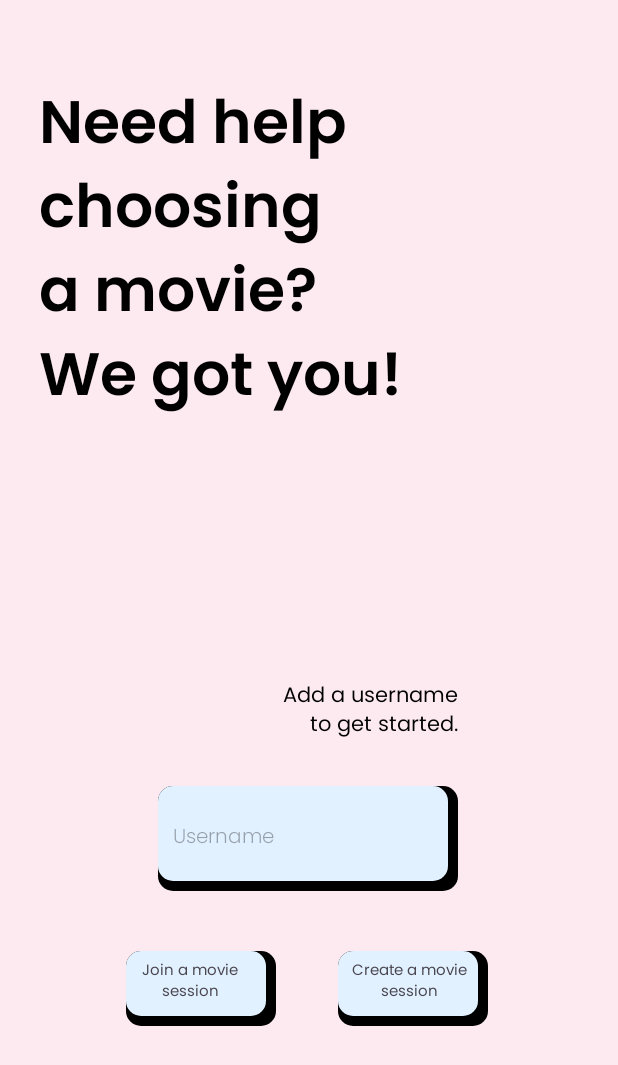
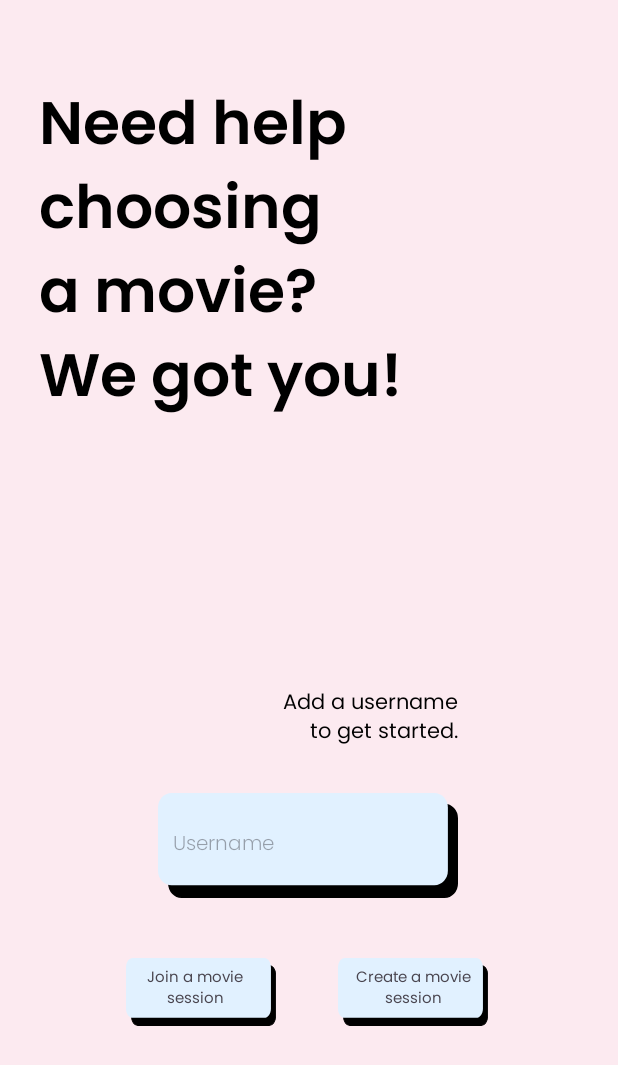
Before and after one commit to vivekperbhoo/AliceHacksProject, an Android app: the screen it shows after launch (StartActivity), on a phone screen of 412 x 824 dp. Shown: the top 1065 px of the screen. Run offline under Robolectric (Android 15) with nearby library versions, the phone set to English and light mode, and no system bars; our stand-ins replace Firebase (no records; nobody signed in at launch, a user with empty details on screens opened directly).

Commit message:
Added drawable

```diff
--- a/MovieSelector/app/src/main/java/com/example/movieselector/StartActivity.java
+++ b/MovieSelector/app/src/main/java/com/example/movieselector/StartActivity.java
@@ -30,7 +30,6 @@ public class StartActivity extends AppCompatActivity {
         create= findViewById(R.id.create_sesh);
         name= findViewById(R.id.name);
         reference= FirebaseDatabase.getInstance().getReference("Users");
-
          create.setOnClickListener(new View.OnClickListener() {
              @Override
              public void onClick(View v) {
@@ -71,6 +70,7 @@ public class StartActivity extends AppCompatActivity {
         reference.child(user.getName()).setValue(user).addOnCompleteListener(new OnCompleteListener<Void>() {
             @Override
             public void onComplete(@NonNull Task<Void> task) {
+                reference.child("session"+ user.getName()).setValue(user);
                 Toast.makeText(StartActivity.this,"Session Created",Toast.LENGTH_SHORT).show();
                 Intent intent= new Intent(getApplicationContext(),CreateSession.class);
                 startActivity(intent);
--- /dev/null
+++ b/MovieSelector/app/src/main/res/drawable/blue_card.xml
@@ -0,0 +1,14 @@
+<vector xmlns:android="http://schemas.android.com/apk/res/android"
+    android:width="178dp"
+    android:height="58dp"
+    android:viewportWidth="178"
+    android:viewportHeight="58">
+  <path
+      android:strokeWidth="1"
+      android:pathData="M6.5,14C6.5,9.86 9.86,6.5 14,6.5H170C174.14,6.5 177.5,9.86 177.5,14V50C177.5,54.14 174.14,57.5 170,57.5H14C9.86,57.5 6.5,54.14 6.5,50V14Z"
+      android:fillColor="#000000"
+      android:strokeColor="#000000"/>
+  <path
+      android:pathData="M0,8C0,3.58 3.58,0 8,0H164C168.42,0 172,3.58 172,8V43C172,47.42 168.42,51 164,51H8C3.58,51 0,47.42 0,43V8Z"
+      android:fillColor="#E1F1FF"/>
+</vector>
--- a/MovieSelector/app/src/main/res/drawable/username.xml
+++ /dev/null
@@ -1,14 +0,0 @@
-<layer-list xmlns:android="http://schemas.android.com/apk/res/android">
-<item>
-    <shape android:shape="rectangle">
-        <solid android:color="@color/black" />
-        <corners android:radius="10dp" />
-    </shape>
-</item>
-<item android:right="7dp" android:left="0dp" android:top="0dp" android:bottom="7dp">
-    <shape android:shape="rectangle">
-        <solid android:color="@color/blue" />
-        <corners android:radius="10dp" />
-    </shape>
-</item>
-</layer-list>
--- a/MovieSelector/app/src/main/res/layout/activity_start.xml
+++ b/MovieSelector/app/src/main/res/layout/activity_start.xml
@@ -42,7 +42,7 @@
         android:paddingLeft="10dp"
         android:textSize="13dp"
         android:fontFamily="@font/poppins_light"
-        android:background="@drawable/username"
+        android:background="@drawable/blue_card"
         android:id="@+id/name"
         android:layout_width="200dp"
         android:layout_height="70dp"
@@ -55,16 +55,16 @@
     <ImageButton
         android:id="@+id/join_sesh"
         android:layout_width="100dp"
-        android:layout_height="50dp"
+        android:layout_height="45dp"
         android:layout_marginStart="84dp"
         android:layout_marginBottom="140dp"
-        android:background="@drawable/username"
+        android:background="@drawable/blue_card"
         app:layout_constraintBottom_toBottomOf="parent"
         app:layout_constraintStart_toStartOf="parent">
     </ImageButton>
 
     <TextView
-        android:paddingLeft="5dp"
+        android:paddingLeft="12dp"
         android:paddingTop="5dp"
         android:layout_width="80dp"
         android:layout_height="wrap_content"
@@ -82,9 +82,9 @@
     <ImageButton
         android:id="@+id/create_sesh"
         android:layout_width="100dp"
-        android:layout_height="50dp"
+        android:layout_height="45dp"
         android:layout_marginBottom="140dp"
-        android:background="@drawable/username"
+        android:background="@drawable/blue_card"
         android:fontFamily="@font/poppins_thin"
         android:text="Create a movie session"
         app:layout_constraintBottom_toBottomOf="parent"
@@ -96,7 +96,7 @@
         android:layout_width="90dp"
         android:layout_height="wrap_content"
         android:fontFamily="@font/poppins_regular"
-        android:paddingLeft="5dp"
+        android:paddingLeft="10dp"
         android:paddingTop="5dp"
         android:text="Create a movie session"
         android:textAlignment="center"
```
